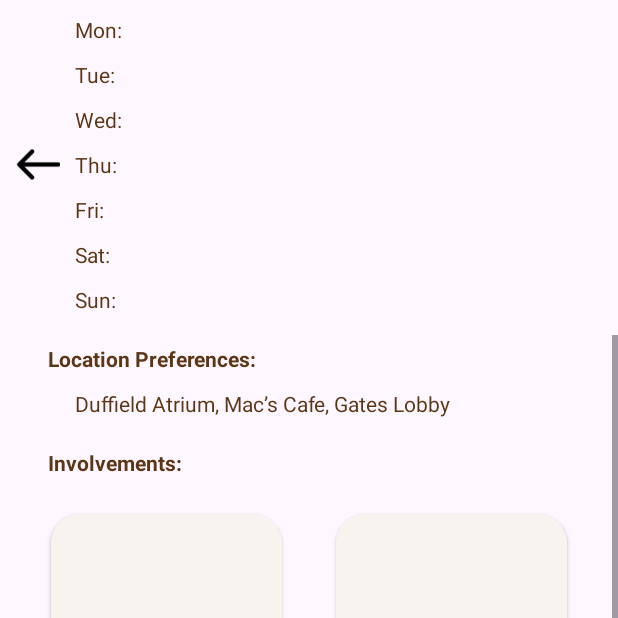
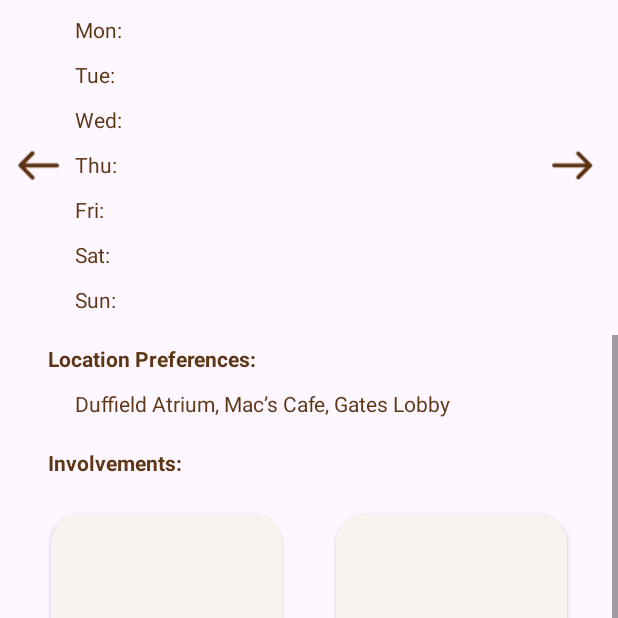
Before and after one commit to nchu05/Latte-Link, an Android app: the fragment ProfileFragment placed in its activity, scrolled down 527 dp, on a phone screen of 412 x 824 dp, the top half of it. Run offline under Robolectric (Android 15) with nearby library versions, the phone set to English and light mode, and no system bars.

Commit message:
styling updates

```diff
--- a/app/src/main/res/layout/activity_individual_person.xml
+++ b/app/src/main/res/layout/activity_individual_person.xml
@@ -298,7 +298,7 @@
             app:layout_constraintEnd_toStartOf="@+id/thursday"
             app:layout_constraintStart_toStartOf="parent"
             app:layout_constraintTop_toTopOf="@+id/thursday"
-            app:srcCompat="@drawable/backbutton" />
+            app:srcCompat="@drawable/back" />
 
         <ImageView
             android:id="@+id/rightButton"
@@ -310,7 +310,7 @@
             app:layout_constraintHorizontal_bias="0.947"
             app:layout_constraintStart_toEndOf="@+id/thursday"
             app:layout_constraintTop_toTopOf="@+id/thursday"
-            app:srcCompat="@drawable/frontbutton" />
+            app:srcCompat="@drawable/front" />
 
         <TextView
             android:id="@+id/locationTitle"
--- a/app/src/main/res/layout/fragment_profile.xml
+++ b/app/src/main/res/layout/fragment_profile.xml
@@ -300,7 +300,19 @@
             app:layout_constraintEnd_toStartOf="@+id/thursday"
             app:layout_constraintStart_toStartOf="parent"
             app:layout_constraintTop_toTopOf="@+id/thursday"
-            app:srcCompat="@drawable/backbutton" />
+            app:srcCompat="@drawable/back" />
+
+        <ImageView
+            android:id="@+id/rightButton"
+            android:layout_width="29dp"
+            android:layout_height="30dp"
+            android:clickable="true"
+            app:layout_constraintBottom_toBottomOf="@+id/thursday"
+            app:layout_constraintEnd_toEndOf="parent"
+            app:layout_constraintHorizontal_bias="0.947"
+            app:layout_constraintStart_toEndOf="@+id/thursday"
+            app:layout_constraintTop_toTopOf="@+id/thursday"
+            app:srcCompat="@drawable/front" />
 
         <TextView
             android:id="@+id/locationTitle"
```
Also changed, not shown: app/src/main/res/layout/fragment_calendar.xml (+7 -6 lines), app/src/main/res/drawable/back.png (added), app/src/main/res/drawable/ellipse1.png, app/src/main/res/drawable/ellipse2.png, app/src/main/res/drawable/front.png (added), app/src/main/res/drawable/frontbutton.png (deleted).
